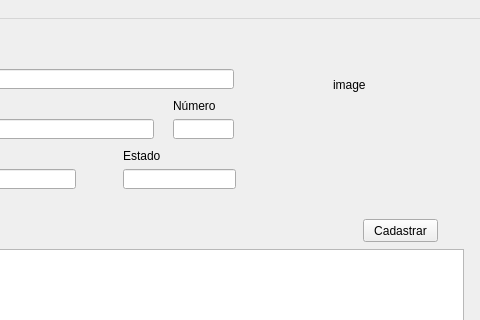
GussSoares/Projetos, file portifolio/python/interface/mainwindow.ui: the form before one commit; both pictures show x 187 to 667 and y 0 to 320 of the 667 by 477 pixel window.
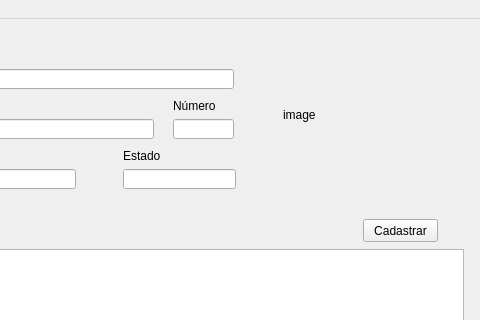
The form after the commit.

What changed in the file:
```diff
--- a/portifolio/python/interface/mainwindow.ui
+++ b/portifolio/python/interface/mainwindow.ui
@@ -201,10 +201,10 @@
    <widget class="QLabel" name="label_image">
     <property name="geometry">
      <rect>
-      <x>520</x>
+      <x>470</x>
       <y>20</y>
-      <width>121</width>
-      <height>91</height>
+      <width>171</width>
+      <height>151</height>
      </rect>
     </property>
     <property name="styleSheet">
```
